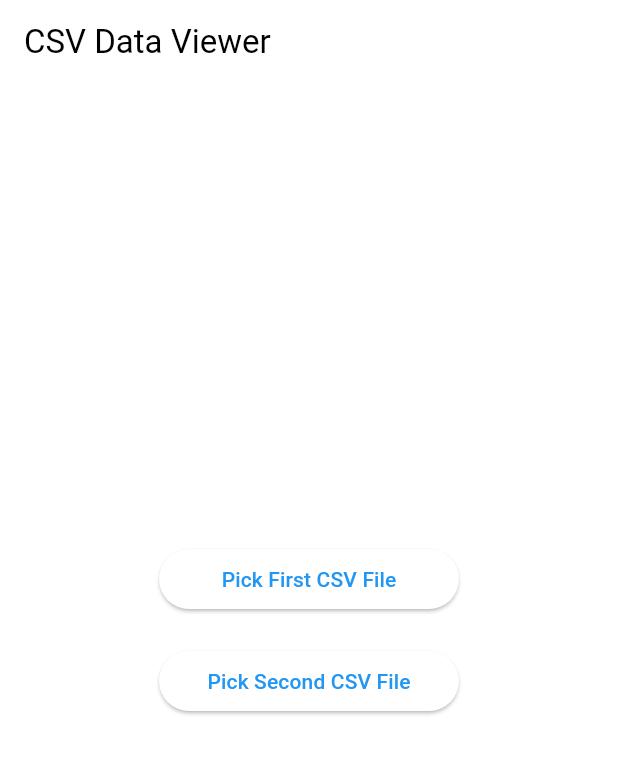
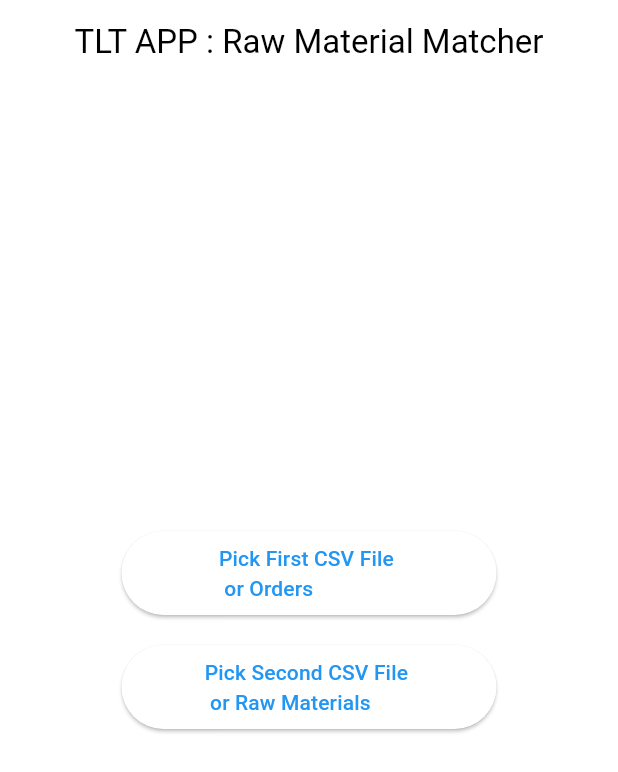
Before and after one commit to Avee07/TLT_RawMaterial, a Flutter app: the screen it shows after launch, on a phone screen of 412 x 824 dp. Shown: the top 772 px of the screen. Run offline on Flutter 3.47's test engine with Material 3 defaults, Android fonts, the phone set to English and light mode, and no system bars; our stand-ins replace csv, pdf, sqflite; missing offline and left inert: dart:html; accounts and stored records are empty.

Commit message:
pending days updated

```diff
--- a/lib/main.dart
+++ b/lib/main.dart
@@ -17,13 +17,13 @@ class MyApp extends StatelessWidget {
   Widget build(BuildContext context) {
     return MaterialApp(
       debugShowCheckedModeBanner: false,
-      title: 'CSV Data Viewer',
+      title: 'TLT App',
       theme: ThemeData(
         colorScheme:
             ColorScheme.fromSwatch().copyWith(secondary: Colors.deepPurple),
         useMaterial3: true,
       ),
-      home: const MyHomePage(title: 'CSV Data Viewer'),
+      home: const MyHomePage(title: 'TLT APP : Raw Material Matcher'),
     );
   }
 }
@@ -114,7 +114,7 @@ class _MyHomePageState extends State<MyHomePage> {
 
       final file2 = uploadInput.files![0];
       final data2 = await _parseCsvFile(file2);
-      print("file uploaded");
+      // print("file uploaded");
 
       setState(() {
         vendorNames.clear();
@@ -177,7 +177,7 @@ class _MyHomePageState extends State<MyHomePage> {
   Widget build(BuildContext context) {
     return Scaffold(
       appBar: AppBar(
-        title: Text(widget.title),
+        title: Center(child: Text(widget.title)),
       ),
       body: Center(
         child: SingleChildScrollView(
@@ -190,10 +190,14 @@ class _MyHomePageState extends State<MyHomePage> {
                 spacing: 40,
                 children: [
                   SizedBox(
-                    width: 200,
+                    width: 250,
                     child: ElevatedButton(
                       onPressed: pickFirstFile,
-                      child: const Text('Pick First CSV File'),
+                      child: const Padding(
+                        padding: EdgeInsets.all(8.0),
+                        child: Center(
+                            child: Text('Pick First CSV File \n or Orders')),
+                      ),
                     ),
                   ),
                 ],
@@ -202,10 +206,15 @@ class _MyHomePageState extends State<MyHomePage> {
                 height: 20,
               ),
               SizedBox(
-                width: 200,
+                width: 250,
                 child: ElevatedButton(
                   onPressed: pickSecondFile,
-                  child: const Text('Pick Second CSV File'),
+                  child: const Padding(
+                    padding: EdgeInsets.all(8.0),
+                    child: Center(
+                        child:
+                            Text('Pick Second CSV File \n or Raw Materials')),
+                  ),
                 ),
               ),
               const SizedBox(height: 20),
@@ -316,6 +325,7 @@ class _RawMaterialOrderMatcherState extends State<RawMaterialOrderMatcher> {
       return {
         'RawMaterialId': rawMaterial['RawMaterialId'],
         'rawLength': rawMaterial['rawLength'],
+        'pendingDays': rawMaterial['pendingDays'],
       };
     }).toList();
 
@@ -347,6 +357,7 @@ class _RawMaterialOrderMatcherState extends State<RawMaterialOrderMatcher> {
     // Sorting raw materials and orders by their lengths in descending order
     rawMaterials.sort((a, b) => b['rawLength'].compareTo(a['rawLength']));
     orders.sort((a, b) => b['Length'].compareTo(a['Length']));
+    // print("rawMaterials$rawMaterials");
 
     rawMaterialUsage.clear();
     unusedRawMaterials = Set.from(
@@ -356,6 +367,7 @@ class _RawMaterialOrderMatcherState extends State<RawMaterialOrderMatcher> {
 
     for (var rawMaterial in rawMaterials) {
       int leftover = rawMaterial['rawLength'];
+
       rawMaterialUsage[rawMaterial['rawLength']] = [];
 
       for (var order in orders) {
@@ -375,6 +387,7 @@ class _RawMaterialOrderMatcherState extends State<RawMaterialOrderMatcher> {
       } else {
         unusedRawMaterials.remove(rawMaterial['rawLength']);
       }
+      // print(rawMaterialUsage);
     }
 
     if (mounted) {
@@ -382,7 +395,13 @@ class _RawMaterialOrderMatcherState extends State<RawMaterialOrderMatcher> {
     }
   }
 
-  void handleSelection(int selectedRawMaterialLength) {
+  void handleSelection(int selectedRawMaterialid) {
+    // print(selectedRawMaterialid);
+
+    int selectedRawMaterialLength = rawMaterials.firstWhere((rawMaterial) =>
+        rawMaterial['RawMaterialId'] == selectedRawMaterialid)['rawLength'];
+    // print(selectedRawMaterialLength);
+
     List<int> orderIds = [];
     List<int> selectedOrders = rawMaterialUsage[selectedRawMaterialLength]!;
     int usedAmount = selectedOrders.fold(
@@ -398,8 +417,10 @@ class _RawMaterialOrderMatcherState extends State<RawMaterialOrderMatcher> {
             rawMaterial['rawLength'] ==
             selectedRawMaterialLength)['rawLength'] -
         usedAmount;
-    int selectedRawMaterialId = rawMaterials.firstWhere((rawMaterial) =>
-        rawMaterial['rawLength'] == selectedRawMaterialLength)['RawMaterialId'];
+    // int selectedRawMaterialId = rawMaterials.firstWhere((rawMaterial) =>
+    //     rawMaterial['rawLength'] == selectedRawMaterialLength)['RawMaterialId'];
+    int pendingDays = rawMaterials.firstWhere((rawMaterial) =>
+        rawMaterial['RawMaterialId'] == selectedRawMaterialid)['pendingDays'];
 
     rawMaterials.removeWhere(
         (rawMaterial) => rawMaterial['rawLength'] == selectedRawMaterialLength);
@@ -409,7 +430,8 @@ class _RawMaterialOrderMatcherState extends State<RawMaterialOrderMatcher> {
 
     selectedCombinations.add({
       'rawMaterial': selectedRawMaterialLength,
-      'RawMaterialId': selectedRawMaterialId,
+      'RawMaterialId': selectedRawMaterialid,
+      'pendingDays': pendingDays,
       'orders': selectedOrders,
       'Ids': orderIds,
       'leftover': leftover
@@ -453,9 +475,11 @@ class _RawMaterialOrderMatcherState extends State<RawMaterialOrderMatcher> {
               List<int> orders = entry.value;
               int usedAmount = orders.reduce((a, b) => a + b);
               int leftover = rawMaterial - usedAmount;
+              int pendingDays = rawMaterials.firstWhere(
+                  (raw) => raw['rawLength'] == rawMaterial)['pendingDays'];
               return ListTile(
                 title: Text(
-                    "Raw material $rawMaterial used in orders: $orders and leftover is $leftover"),
+                    "Raw material $rawMaterial (Pending Days: $pendingDays) used in orders: $orders and leftover is $leftover"),
               );
             }),
             // Text("Unused Raw Materials: $unusedRawMaterials"),
@@ -475,12 +499,50 @@ class _RawMaterialOrderMatcherState extends State<RawMaterialOrderMatcher> {
                             List<int> orders = entry.value;
                             int usedAmount = orders.reduce((a, b) => a + b);
                             int leftover = rawMaterial - usedAmount;
+                            int pendingDays = rawMaterials.firstWhere((raw) =>
+                                raw['rawLength'] == rawMaterial)['pendingDays'];
+
                             return ListTile(
                               title: Text(
-                                  "Raw material $rawMaterial used in orders: $orders and leftover is $leftover"),
+                                  "Raw material $rawMaterial (Pending Days: $pendingDays) used in orders: $orders and leftover is $leftover"),
                               onTap: () {
-                                handleSelection(rawMaterial);
+                                // handleSelection(rawMaterial);
                                 Navigator.of(context).pop();
+
+                                // Show another dialog with matching raw materials
+                                List<Map<String, dynamic>>
+                                    matchingRawMaterials = rawMaterials
+                                        .where((rawM) =>
+                                            rawM['rawLength'] == rawMaterial)
+                                        .toList();
+
+                                showDialog(
+                                  context: context,
+                                  builder: (context) {
+                                    return AlertDialog(
+                                      title: const Text('Select Raw Material'),
+                                      content: Column(
+                                        mainAxisSize: MainAxisSize.min,
+                                        children: matchingRawMaterials
+                                            .map((rawMaterial) {
+                                          int rawMaterialId =
+                                              rawMaterial['RawMaterialId'];
+                                          int pendingDays =
+                                              rawMaterial['pendingDays'];
+                                          return ListTile(
+                                            title: Text(
+                                                "Raw Material Id: $rawMaterialId, Pending Days: $pendingDays"),
+                                            onTap: () {
+                                              handleSelection(rawMaterialId);
+
+                                              Navigator.of(context).pop();
+                                            },
+                                          );
+                                        }).toList(),
+                                      ),
+                                    );
+                                  },
+                                );
                               },
                             );
                           }).toList(),
```
